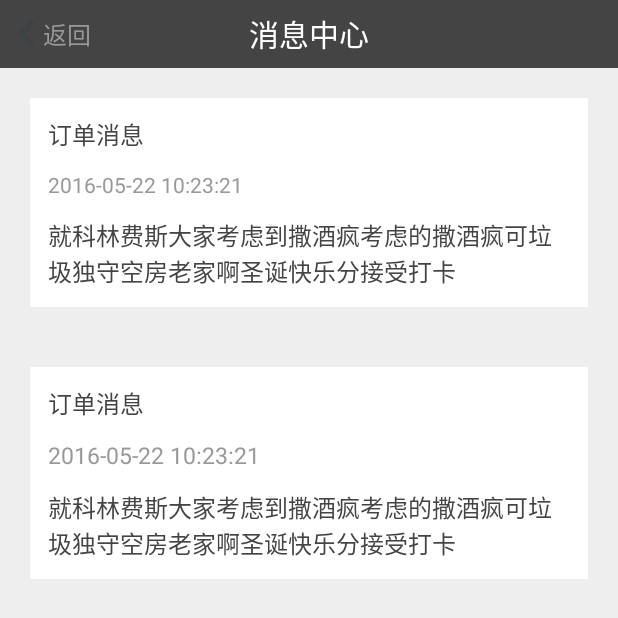
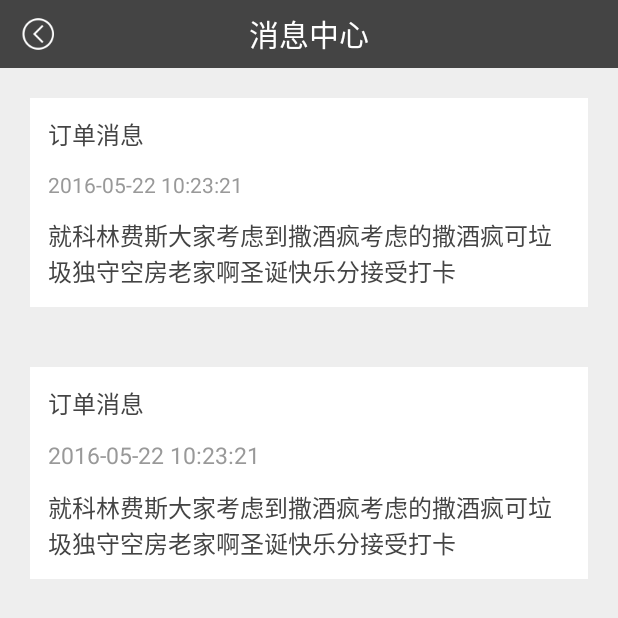
Before and after one commit to nickkong/mytaxi, an Android app: the MessageActivity screen opened directly, with no data from a screen before it, on a phone screen of 412 x 824 dp, the top half of it. Run offline under Robolectric (Android 15) with nearby library versions, the phone set to English and light mode, and no system bars; libraries missing offline, so code that uses them is left out: com.umeng.analytics; 1 statement that could not run was skipped.

Commit message:
更新返回按钮

```diff
--- a/app/src/main/res/layout/backup.xml
+++ b/app/src/main/res/layout/backup.xml
@@ -4,7 +4,6 @@
     android:id="@id/ll_back"
     android:layout_width="wrap_content"
     android:layout_height="match_parent"
-    android:paddingLeft="@dimen/interval_B"
     android:paddingRight="@dimen/interval_A"
     android:orientation="horizontal"
     android:layout_centerVertical="true">
@@ -20,5 +19,6 @@
         android:layout_gravity="center"
         android:text="返回"
         android:textSize="@dimen/F7"
-        android:textColor="@color/TEXT_SUB"/>
+        android:textColor="@color/TEXT_SUB"
+        android:visibility="gone"/>
 </LinearLayout>
```
Also changed, not shown: app/src/main/java/com/zhtaxi/haodi/ui/activity/MeActivity.java (+3 -4 lines), app/src/main/res/layout/activity_me.xml (+1 -10 lines), app/src/main/res/mipmap-xhdpi/back.png.
